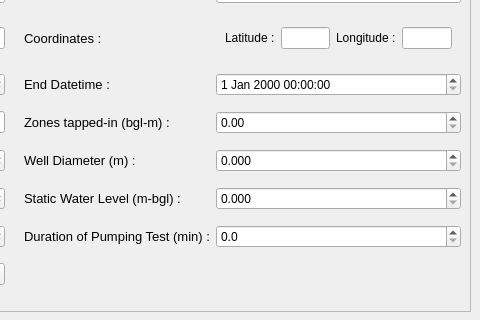
First picture: the form in create_well.ui, repository dhairyashil-G/CGWB-Desktop-App, before the edit; both pictures show x 309 to 789 and y 199 to 519 of the 789 by 623 pixel window.
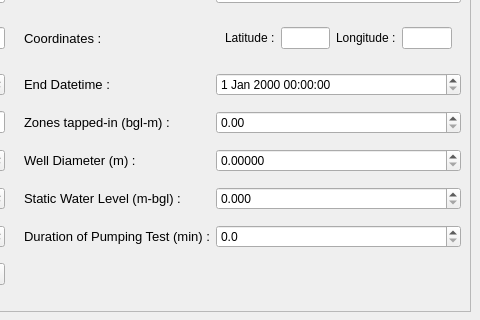
Second picture: the form after the edit. Icons and pictures are not drawn.

Commit message: well diameter 5 decimal places

```diff
--- a/create_well.ui
+++ b/create_well.ui
@@ -250,7 +250,7 @@
        <item row="6" column="5">
         <widget class="QDoubleSpinBox" name="welldiameter_spinbox">
          <property name="decimals">
-          <number>3</number>
+          <number>5</number>
          </property>
          <property name="maximum">
           <double>99999.990000000005239</double>
```
